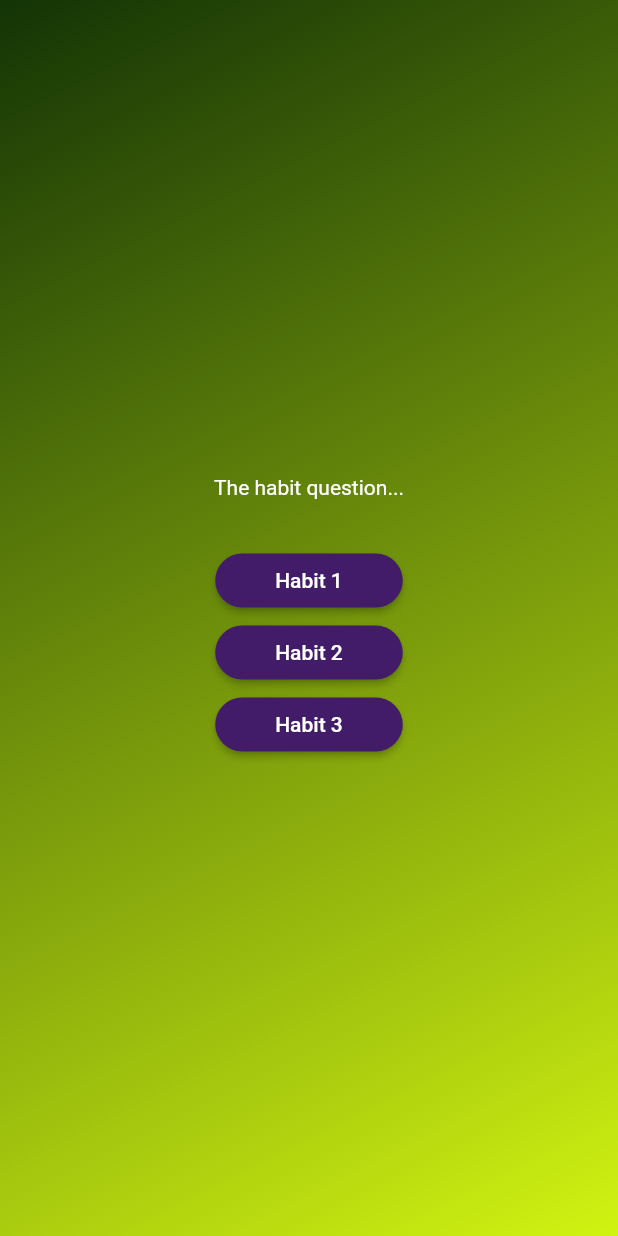
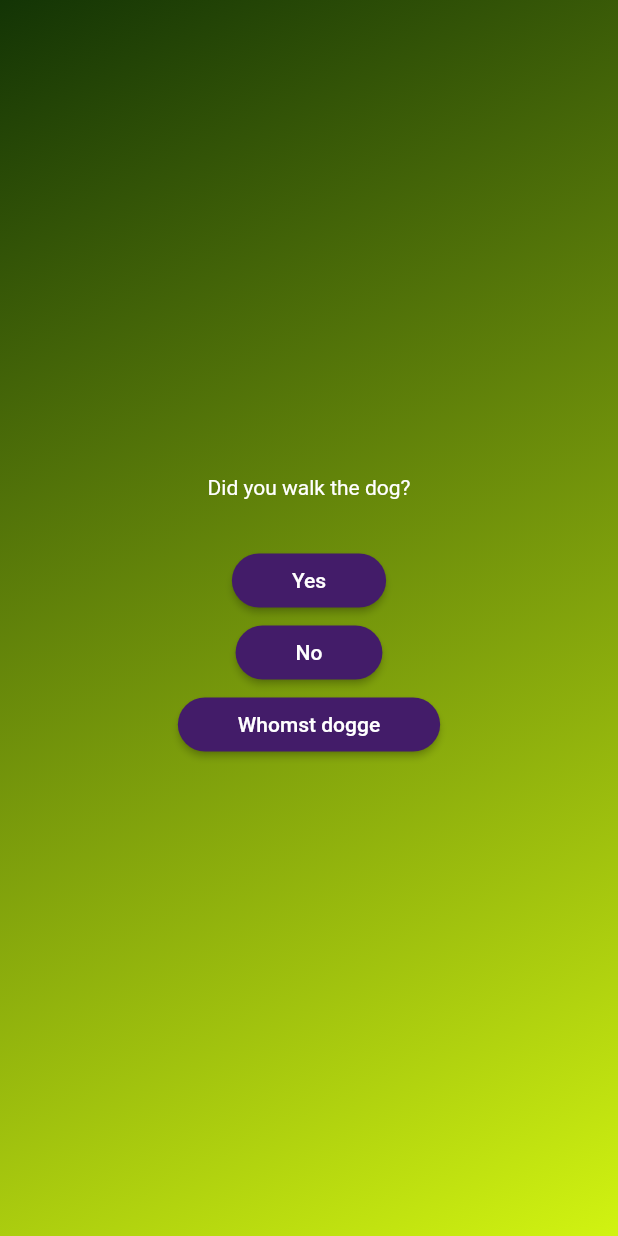
Before and after one commit to abbymachines/habit_vpet, a Flutter app: the screen it shows after launch, after a tap on "feed me", on a phone screen of 412 x 824 dp. Run offline on Flutter 3.47's test engine with Material 2 defaults, Android fonts, the phone set to English and light mode, and no system bars.

Commit message:
set button data via variables pulling in information from questions.dart

```diff
--- a/lib/habits_screen.dart
+++ b/lib/habits_screen.dart
@@ -1,5 +1,6 @@
 import 'package:flutter/material.dart';
 import 'package:habit_vpet/habit_button.dart';
+import 'package:habit_vpet/data/questions.dart';
 
 class HabitsScreen extends StatefulWidget {
   const HabitsScreen({super.key});
@@ -13,19 +14,21 @@ class HabitsScreen extends StatefulWidget {
 class _HabitsScreenState extends State<HabitsScreen> {
   @override
   Widget build(context) {
+    final currentQuestion = questions[0];
+
     return SizedBox(
       width: double.infinity,
       child: Column(
         mainAxisAlignment: MainAxisAlignment.center,
         children: [
-          const Text(
-            'The habit question...',
-            style: TextStyle(color: Colors.white),
+          Text(
+            currentQuestion.text,
+            style: const TextStyle(color: Colors.white),
           ),
           const SizedBox(height: 30),
-          HabitButton(answerText: 'Habit 1', onTap: () {}),
-          HabitButton(answerText: 'Habit 2', onTap: () {}),
-          HabitButton(answerText: 'Habit 3', onTap: () {}),
+          HabitButton(answerText: currentQuestion.answers[0], onTap: () {}),
+          HabitButton(answerText: currentQuestion.answers[1], onTap: () {}),
+          HabitButton(answerText: currentQuestion.answers[2], onTap: () {}),
         ],
       ),
     );
```
